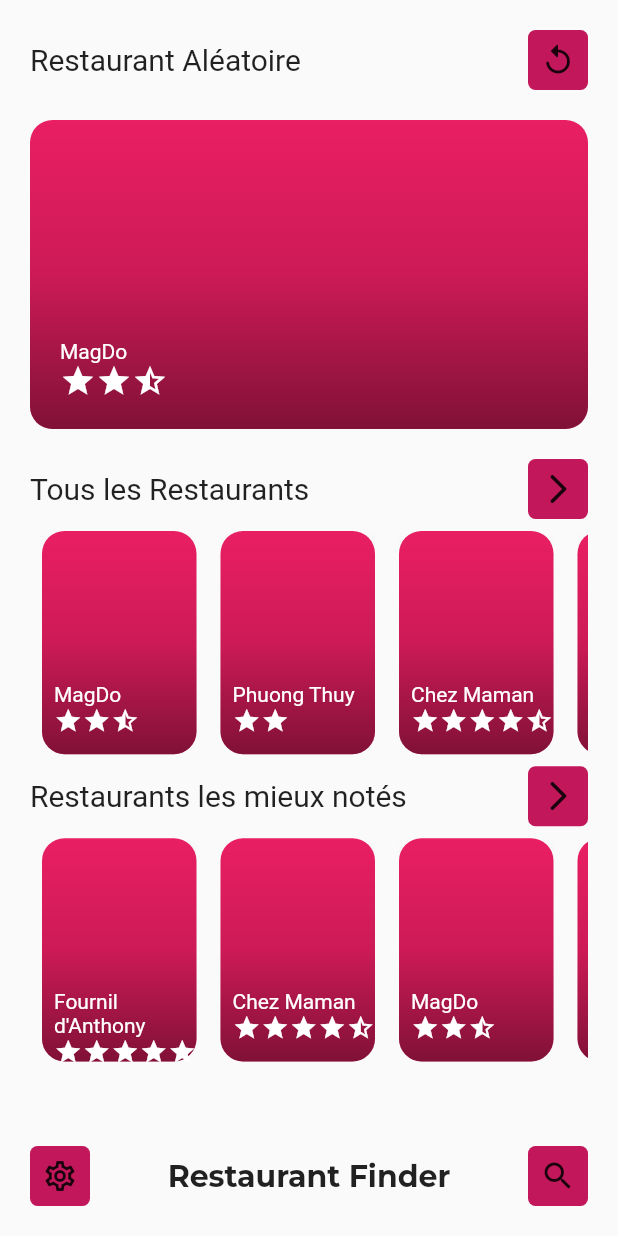
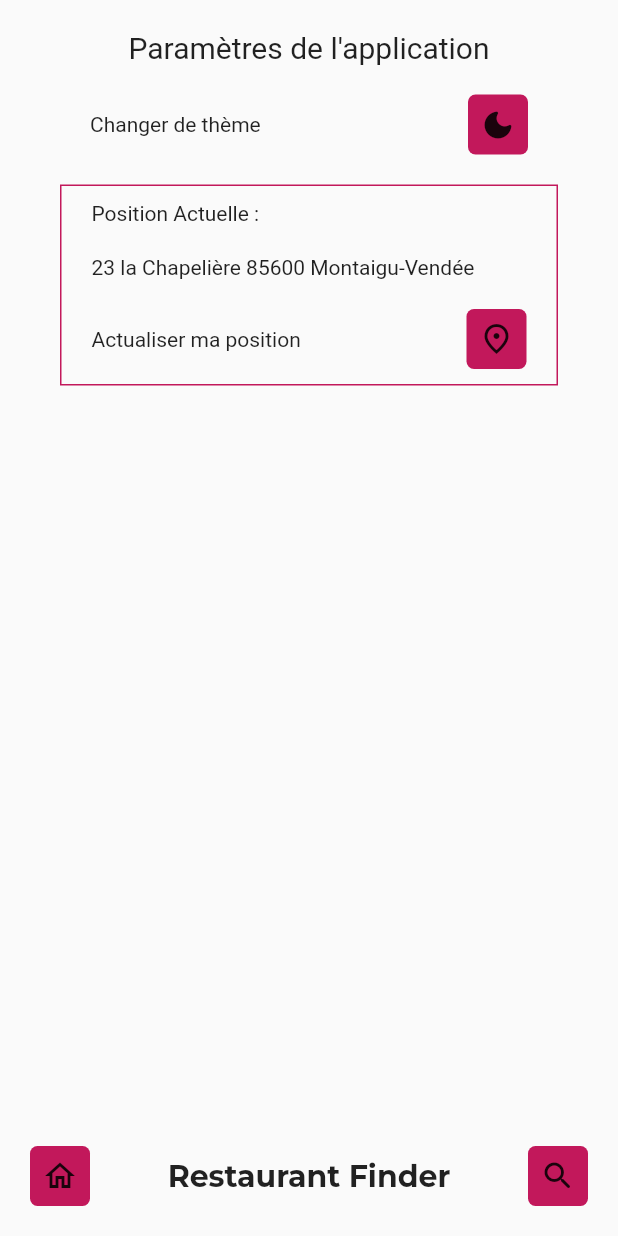
Before and after one commit to pierre-gaborieau/RestaurantFinder, a Flutter app: the screen it shows after launch, after a tap on the "settings" icon, on a phone screen of 412 x 824 dp. Run offline on Flutter 3.47's test engine with Material 2 defaults, Android fonts, the phone set to English and light mode, and no system bars; our stand-ins replace adaptive_theme.

Commit message:
dark theme + search

```diff
--- a/lib/main.dart
+++ b/lib/main.dart
@@ -1,6 +1,5 @@
+import 'package:adaptive_theme/adaptive_theme.dart';
 import 'package:flutter/material.dart';
-import 'package:flutter_restaurantfinder/model/darktheme/dark_theme_provider.dart';
-import 'package:flutter_restaurantfinder/model/darktheme/styles.dart';
 import 'package:flutter_restaurantfinder/screens/all/home_screen.dart';
 
 void main() {
@@ -13,26 +12,33 @@ class MyApp extends StatefulWidget {
 }
 
 class _MyAppState extends State<MyApp> {
-  DarkThemeProvider themeProvider = new DarkThemeProvider();
-
   @override
   void initState() {
     super.initState();
-    getCurrentAppTheme();
-  }
-
-  void getCurrentAppTheme() async {
-    themeProvider.darkTheme =
-        await themeProvider.darkThemePreference.getTheme();
   }
 
   @override
   Widget build(BuildContext context) {
-    return MaterialApp(
-      debugShowCheckedModeBanner: false,
-      title: 'Restaurant Finder',
-      theme: Styles.themeData(themeProvider.darkTheme, context),
-      home: HomeScreen(),
+    return AdaptiveTheme(
+      light: ThemeData(
+        brightness: Brightness.light,
+        colorScheme: ColorScheme.fromSwatch(primarySwatch: Colors.red)
+            .copyWith(secondary: Color(0xFFC2185B)),
+      ),
+      dark: ThemeData(
+        brightness: Brightness.dark,
+        primarySwatch: Colors.red,
+      ),
+      initial: AdaptiveThemeMode.light,
+      builder: (light, dark) {
+        return MaterialApp(
+          debugShowCheckedModeBanner: false,
+          theme: light,
+          darkTheme: dark,
+          title: 'Restaurant Finder',
+          home: HomeScreen(),
+        );
+      },
     );
   }
 }
--- a/lib/model/darktheme/dark_theme_preference.dart
+++ /dev/null
@@ -1,15 +0,0 @@
-import 'package:shared_preferences/shared_preferences.dart';
-
-class DarkThemePreference {
-  static const THEME_STATUS = "THEMESTATUS";
-
-  setDarkTheme(bool value) async {
-    SharedPreferences prefs = await SharedPreferences.getInstance();
-    prefs.setBool(THEME_STATUS, value);
-  }
-
-  Future<bool> getTheme() async {
-    SharedPreferences prefs = await SharedPreferences.getInstance();
-    return prefs.getBool(THEME_STATUS) ?? false;
-  }
-}
--- a/lib/model/darktheme/dark_theme_provider.dart
+++ /dev/null
@@ -1,15 +0,0 @@
-import 'package:flutter/material.dart';
-import 'package:flutter_restaurantfinder/model/darktheme/dark_theme_preference.dart';
-
-class DarkThemeProvider with ChangeNotifier {
-  DarkThemePreference darkThemePreference = DarkThemePreference();
-  bool _darkTheme = false;
-
-  bool get darkTheme => _darkTheme;
-
-  set darkTheme(bool value) {
-    _darkTheme = value;
-    darkThemePreference.setDarkTheme(value);
-    notifyListeners();
-  }
-}
--- a/lib/model/darktheme/styles.dart
+++ /dev/null
@@ -1,25 +0,0 @@
-import 'package:flutter/material.dart';
-
-class Styles {
-  static ThemeData themeData(bool isDarkTheme, BuildContext context) {
-    return ThemeData(
-      primarySwatch: Colors.pinkAccent[600],
-      primaryColor: isDarkTheme ? Colors.black : Colors.white,
-      backgroundColor: isDarkTheme ? Colors.black : Color(0xffF1F5FB),
-      indicatorColor: isDarkTheme ? Color(0xff0E1D36) : Color(0xffCBDCF8),
-      hintColor: isDarkTheme ? Color(0xff280C0B) : Color(0xffEECED3),
-      highlightColor: isDarkTheme ? Color(0xff372901) : Color(0xffFCE192),
-      hoverColor: isDarkTheme ? Color(0xff3A3A3B) : Color(0xff4285F4),
-      focusColor: isDarkTheme ? Color(0xff0B2512) : Color(0xffA8DAB5),
-      disabledColor: Colors.grey,
-      cardColor: isDarkTheme ? Color(0xFF151515) : Colors.white,
-      canvasColor: isDarkTheme ? Colors.black : Colors.grey[50],
-      brightness: isDarkTheme ? Brightness.dark : Brightness.light,
-      buttonTheme: Theme.of(context).buttonTheme.copyWith(
-          colorScheme: isDarkTheme ? ColorScheme.dark() : ColorScheme.light()),
-      appBarTheme: AppBarTheme(
-        elevation: 0.0,
-      ),
-    );
-  }
-}
--- a/lib/screens/all/home_screen.dart
+++ b/lib/screens/all/home_screen.dart
@@ -1,65 +1,93 @@
-import 'dart:developer';
 import 'package:flutter/material.dart';
-import 'package:flutter_restaurantfinder/data/data_constant.dart';
-import 'package:flutter_restaurantfinder/data/fake_data.dart';
+import 'package:flutter_restaurantfinder/screens/all/search_content.dart';
+
+import 'package:flutter_restaurantfinder/screens/screens.dart';
 import 'package:flutter_restaurantfinder/widgets/widgets.dart';
 
-class HomeScreen extends StatelessWidget {
-  const HomeScreen({key}) : super(key: key);
+class HomeScreen extends StatefulWidget {
+  const HomeScreen({
+    Key key,
+  }) : super(key: key);
+
+  @override
+  State<HomeScreen> createState() => _HomeScreenState();
+}
+
+class _HomeScreenState extends State<HomeScreen> {
+  Widget content;
+  BottomNavBar bottomNavBar;
+  BottomNavBar bottomNavBarHome;
+  BottomNavBar bottomNavBarSettings;
+  BottomNavBar bottomNavBarSearch;
+  @override
+  void initState() {
+    super.initState();
+
+    content = MainContent(
+      update: _valueChanged,
+    );
+    bottomNavBarHome = BottomNavBar(
+        actionLeft: () {
+          _navigateToSettings(context);
+        },
+        iconActionLeft: Icon(Icons.settings_outlined),
+        actionRight: () {
+          _navigateToSearch(context, false);
+        },
+        iconActionRight: Icon(Icons.search_rounded));
+    bottomNavBarSettings = BottomNavBar(
+        actionLeft: () {
+          _navigateToHome(context);
+        },
+        iconActionLeft: Icon(Icons.home_outlined),
+        actionRight: () {
+          _navigateToSearch(context, false);
+        },
+        iconActionRight: Icon(Icons.search_rounded));
+    bottomNavBarSearch = BottomNavBar(
+        actionLeft: () {
+          _navigateToSettings(context);
+        },
+        iconActionLeft: Icon(Icons.settings_outlined),
+        actionRight: () {
+          _navigateToHome(context);
+        },
+        iconActionRight: Icon(Icons.home_outlined));
+    bottomNavBar = bottomNavBarHome;
+  }
 
   @override
   Widget build(BuildContext context) {
-    Size size = MediaQuery.of(context).size;
     return Scaffold(
-      bottomNavigationBar: Padding(
-        padding: const EdgeInsets.all(20),
-        child: Row(
-          mainAxisAlignment: MainAxisAlignment.spaceBetween,
-          children: [
-            SquareIcon(
-              icon: Icon(Icons.settings_outlined),
-              onTap: () {
-                log("Settings Page");
-              },
-            ),
-            Text(
-              kAppName,
-              style: TextStyle(
-                  fontFamily: "Montserrat",
-                  fontSize: 20,
-                  fontWeight: FontWeight.bold),
-            ),
-            SquareIcon(
-              icon: Icon(Icons.search_outlined),
-              onTap: () {
-                log("Search Page");
-              },
-            )
-          ],
-        ),
-      ),
-      body: Padding(
-        padding: const EdgeInsets.all(kDefaultPadding),
-        child: SingleChildScrollView(
-          child: Column(
-            children: [
-              RestaurantAleatoire(size: size),
-              ListRestaurantHorizontal(
-                size: size,
-                title: "Tous les Restaurants",
-                actionButton: () {},
-                listRestaurant: FakeData.listRestaurant,
-              ),
-              ListRestaurantHorizontal(
-                size: size,
-                title: "Restaurants les mieux notés",
-                actionButton: () {},
-                listRestaurant: FakeData.orderByRate(),
-              )
-            ],
-          ),
-        ),
-      ),
+      bottomNavigationBar: bottomNavBar,
+      body: content,
     );
   }
+
+  void _navigateToSettings(BuildContext context) async {
+    setState(() {
+      content = SettingsContent();
+      bottomNavBar = bottomNavBarSettings;
+    });
+  }
+
+  void _navigateToHome(BuildContext context) async {
+    setState(() {
+      content = MainContent(
+        update: _valueChanged,
+      );
+      bottomNavBar = bottomNavBarHome;
+    });
+  }
+
+  void _navigateToSearch(BuildContext context, bool isRate) async {
+    setState(() {
+      content = SearchContent(isRate: isRate);
+      bottomNavBar = bottomNavBarSearch;
+    });
+  }
+
+  _valueChanged(bool value) {
+    _navigateToSearch(context, value);
+  }
 }
--- /dev/null
+++ b/lib/screens/all/main_content.dart
@@ -0,0 +1,40 @@
+import 'package:flutter/material.dart';
+
+import 'package:flutter_restaurantfinder/data/data_constant.dart';
+import 'package:flutter_restaurantfinder/data/fake_data.dart';
+import 'package:flutter_restaurantfinder/widgets/widgets.dart';
+
+class MainContent extends StatelessWidget {
+  final ValueChanged<bool> update;
+  const MainContent({
+    Key key,
+    @required this.update,
+  }) : super(key: key);
+
+  @override
+  Widget build(BuildContext context) {
+    Size size = MediaQuery.of(context).size;
+    return Padding(
+      padding: const EdgeInsets.all(kDefaultPadding),
+      child: SingleChildScrollView(
+        child: Column(
+          children: [
+            RestaurantAleatoire(size: size),
+            ListRestaurantHorizontal(
+              size: size,
+              title: "Tous les Restaurants",
+              actionButton: () => update(false),
+              listRestaurant: FakeData.listRestaurant,
+            ),
+            ListRestaurantHorizontal(
+              size: size,
+              title: "Restaurants les mieux notés",
+              actionButton: () => update(true),
+              listRestaurant: FakeData.orderByRate(),
+            )
+          ],
+        ),
+      ),
+    );
+  }
+}
--- /dev/null
+++ b/lib/screens/all/settings_content.dart
@@ -0,0 +1,92 @@
+import 'package:adaptive_theme/adaptive_theme.dart';
+import 'package:flutter/material.dart';
+
+import 'package:flutter_restaurantfinder/data/data_constant.dart';
+import 'package:flutter_restaurantfinder/widgets/all/square_icon.dart';
+
+class SettingsContent extends StatefulWidget {
+  const SettingsContent({
+    Key key,
+  }) : super(key: key);
+
+  @override
+  State<SettingsContent> createState() => _SettingsContentState();
+}
+
+class _SettingsContentState extends State<SettingsContent> {
+  @override
+  void initState() {
+    super.initState();
+  }
+
+  @override
+  Widget build(BuildContext context) {
+    return Padding(
+      padding: EdgeInsets.all(kDefaultPadding),
+      child: SingleChildScrollView(
+          child: Column(
+        children: [
+          Text(
+            "Paramètres de l'application",
+            style: TextStyle(fontSize: 20),
+          ),
+          Padding(
+            padding: const EdgeInsets.fromLTRB(40, 20, 40, 0),
+            child: GestureDetector(
+              child: Row(
+                mainAxisAlignment: MainAxisAlignment.spaceBetween,
+                children: [
+                  Text("Changer de thème"),
+                  SquareIcon(
+                      icon: Icon(Icons.dark_mode_rounded),
+                      onTap: () => AdaptiveTheme.of(context).toggleThemeMode())
+                ],
+              ),
+              onTap: () {
+                AdaptiveTheme.of(context).toggleThemeMode();
+              },
+            ),
+          ),
+          Padding(
+            padding: const EdgeInsets.all(20),
+            child: Container(
+              decoration:
+                  BoxDecoration(border: Border.all(color: kPrimaryColor)),
+              child: Column(
+                children: [
+                  Padding(
+                    padding: const EdgeInsets.fromLTRB(20, 10, 20, 10),
+                    child: Row(
+                        crossAxisAlignment: CrossAxisAlignment.start,
+                        children: [
+                          Text("Position Actuelle :"),
+                        ]),
+                  ),
+                  Padding(
+                    padding: const EdgeInsets.fromLTRB(20, 10, 20, 10),
+                    child: Row(
+                      children: [
+                        Text("23 la Chapelière 85600 Montaigu-Vendée")
+                      ],
+                    ),
+                  ),
+                  Padding(
+                    padding: const EdgeInsets.fromLTRB(20, 10, 20, 10),
+                    child: Row(
+                      mainAxisAlignment: MainAxisAlignment.spaceBetween,
+                      children: [
+                        Text("Actualiser ma position"),
+                        SquareIcon(
+                            icon: Icon(Icons.place_outlined), onTap: () {})
+                      ],
+                    ),
+                  )
+                ],
+              ),
+            ),
+          ),
+        ],
+      )),
+    );
+  }
+}
--- a/lib/screens/screens.dart
+++ b/lib/screens/screens.dart
@@ -1 +1,3 @@
 export 'all/home_screen.dart';
+export 'all/settings_content.dart';
+export 'all/main_content.dart';
--- /dev/null
+++ b/lib/widgets/all/bottom_navbar.dart
@@ -0,0 +1,45 @@
+import 'package:flutter/material.dart';
+import 'package:flutter_restaurantfinder/data/data_constant.dart';
+import 'package:flutter_restaurantfinder/widgets/widgets.dart';
+
+class BottomNavBar extends StatelessWidget {
+  const BottomNavBar({
+    Key key,
+    @required this.iconActionLeft,
+    @required this.actionLeft,
+    @required this.iconActionRight,
+    @required this.actionRight,
+  }) : super(key: key);
+
+  final Icon iconActionLeft;
+  final Function actionLeft;
+  final Icon iconActionRight;
+  final Function actionRight;
+
+  @override
+  Widget build(BuildContext context) {
+    return Padding(
+      padding: const EdgeInsets.all(20),
+      child: Row(
+        mainAxisAlignment: MainAxisAlignment.spaceBetween,
+        children: [
+          SquareIcon(
+            icon: iconActionLeft,
+            onTap: actionLeft,
+          ),
+          Text(
+            kAppName,
+            style: TextStyle(
+                fontFamily: "Montserrat",
+                fontSize: 20,
+                fontWeight: FontWeight.bold),
+          ),
+          SquareIcon(
+            icon: iconActionRight,
+            onTap: actionRight,
+          )
+        ],
+      ),
+    );
+  }
+}
--- a/lib/widgets/widgets.dart
+++ b/lib/widgets/widgets.dart
@@ -4,3 +4,4 @@ export 'all/restaurant_aleatoire.dart';
 export 'all/small_card.dart';
 export 'all/list_restaurant_horizontal.dart';
 export 'all/rate_generator.dart';
+export 'all/bottom_navbar.dart';
--- a/pubspec.yaml
+++ b/pubspec.yaml
@@ -30,6 +30,7 @@ dependencies:
   # The following adds the Cupertino Icons font to your application.
   # Use with the CupertinoIcons class for iOS style icons.
   cupertino_icons: ^1.0.2
+  adaptive_theme: ^2.3.1
 
 dev_dependencies:
   flutter_test:
```
Also changed, not shown: lib/screens/all/search_content.dart (added, +91 -0 lines), pubspec.lock.
